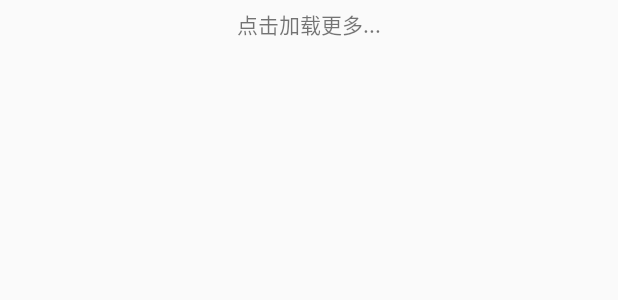
After one commit to jy7833277/AndroidExercise, an Android app: the layout footer_news_list.xml on its own in the app's theme, with its tools: preview values and no code run, on a phone screen of 412 x 824 dp. The commit adds this screen. Shown: the top 300 px of the screen. Run offline under Robolectric (Android 15) with nearby library versions, the phone set to English and light mode, and no system bars.

Commit message:
listview footerview加载更多

```diff
--- /dev/null
+++ b/app/src/main/res/layout/footer_news_list.xml
@@ -0,0 +1,12 @@
+<?xml version="1.0" encoding="utf-8"?>
+<LinearLayout xmlns:android="http://schemas.android.com/apk/res/android"
+    android:orientation="vertical" android:layout_width="match_parent"
+    android:layout_height="match_parent">
+    <TextView
+        android:id="@+id/tv_news_load_more"
+        android:layout_width="match_parent"
+        android:layout_height="wrap_content"
+        android:textAlignment="center"
+        android:padding="5dp"
+        android:text="@string/load_more"/>
+</LinearLayout>
--- a/app/src/main/res/values/strings.xml
+++ b/app/src/main/res/values/strings.xml
@@ -3,4 +3,5 @@
     <string name="activity_provider_send">处理send</string>
     <string name="action_settings">Settings</string>
     <string name="action_share">Share</string>
+    <string name="load_more">点击加载更多...</string>
 </resources>
```
Also changed, not shown: app/src/main/java/com/jungle/exercise/third/NewsListActivity.java (+47 -1 lines), app/src/main/res/layout/activity_news_list.xml (+5 -6 lines).
